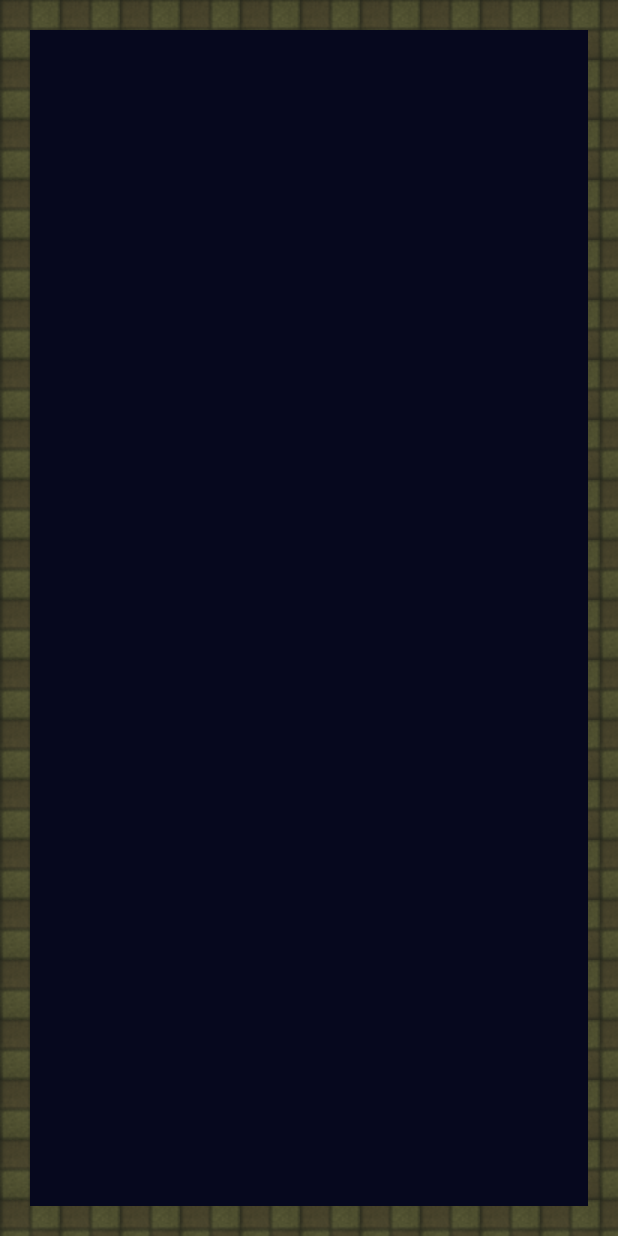
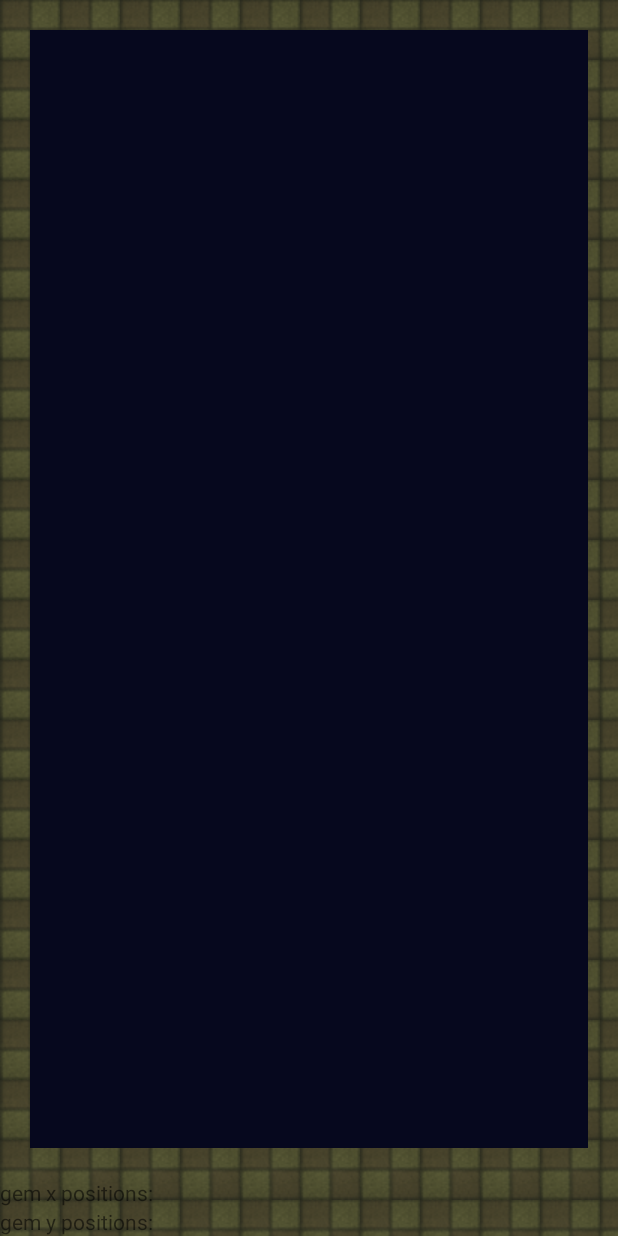
Before and after one commit to johncrawley/GemsDrop, an Android app: the screen it shows after launch (MainActivity), after a tap on "NEW GAME", on a phone screen of 412 x 824 dp. Run offline under Robolectric (Android 15) with nearby library versions, the phone set to English and light mode, and no system bars; 2 statements that could not run were skipped.

Commit message:
Added stats layout for debugging gem positions.

```diff
--- a/app/src/main/res/layout/fragment_game.xml
+++ b/app/src/main/res/layout/fragment_game.xml
@@ -10,11 +10,39 @@
         android:id="@+id/gemContainer"
         android:background="@color/colorPrimaryDark"
         android:layout_width="match_parent"
-        android:layout_height="match_parent"
+        android:layout_height="0dp"
         android:layout_margin="20dp"
-        app:layout_constraintBottom_toBottomOf="parent"
+        app:layout_constraintBottom_toTopOf="@id/statsLayout"
         app:layout_constraintEnd_toEndOf="parent"
         app:layout_constraintStart_toStartOf="parent"
         app:layout_constraintTop_toTopOf="parent" />
 
+
+    <LinearLayout
+        android:layout_width="match_parent"
+        android:layout_height="wrap_content"
+        android:orientation="vertical"
+        android:id="@+id/statsLayout"
+
+        app:layout_constraintBottom_toBottomOf="parent"
+        app:layout_constraintEnd_toEndOf="parent"
+        app:layout_constraintStart_toStartOf="parent"
+        app:layout_constraintTop_toBottomOf="@id/gemContainer">
+
+        <TextView
+            android:layout_width="match_parent"
+            android:layout_height="wrap_content"
+            android:id="@+id/gemXPositions"
+            android:text="gem x positions:"
+            />
+        <TextView
+            android:layout_width="match_parent"
+            android:layout_height="wrap_content"
+            android:id="@+id/gemYPositions"
+            android:text="gem y positions:"
+            />
+
+    </LinearLayout>
+
+
 </androidx.constraintlayout.widget.ConstraintLayout>
```
